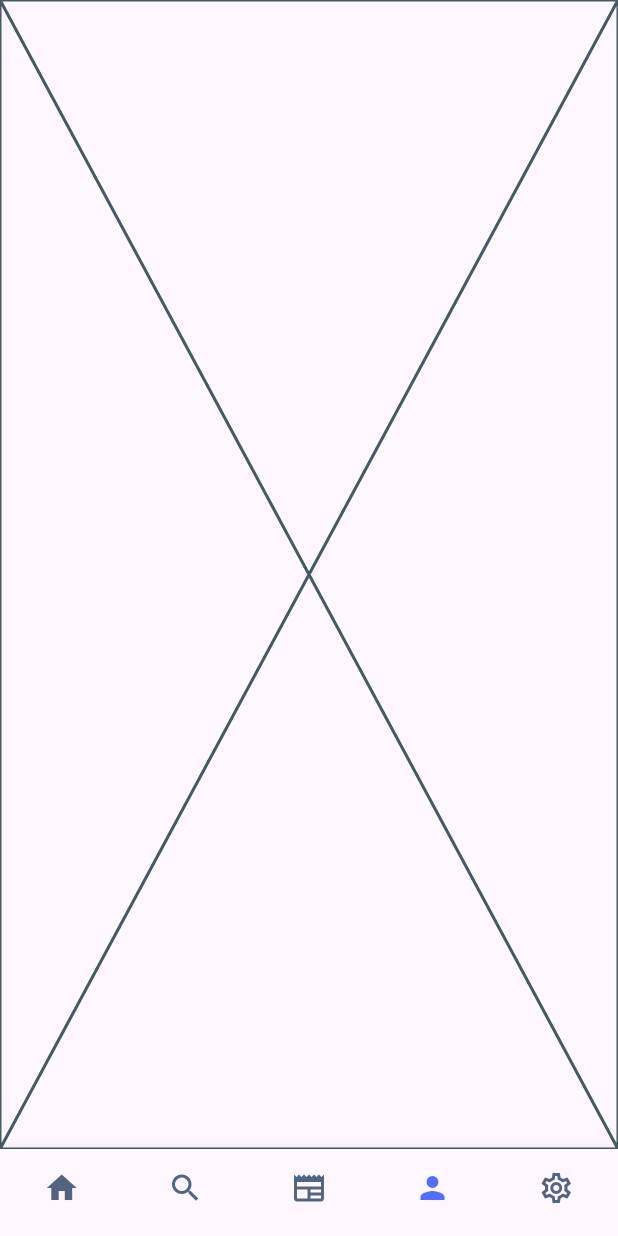
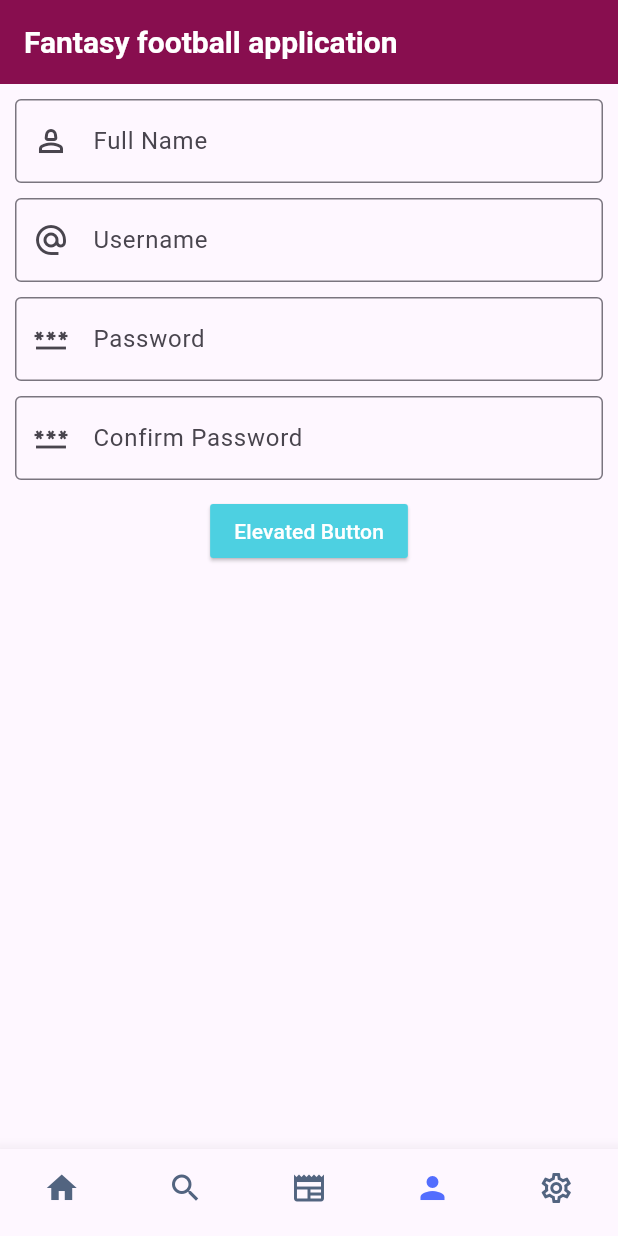
Before and after one commit to koomabenjamin/fantasy-mobile, a Flutter app: the screen it shows after launch, item 4 of the bottom bar chosen, on a phone screen of 412 x 824 dp. Run offline on Flutter 3.47's test engine with Material 2 defaults, Android fonts, the phone set to English and light mode, and no system bars; our stand-ins replace fluentui_icons, gap.

Commit message:
Add inputs to the profile-screen

```diff
--- a/lib/screens/newsfeed_card.dart
+++ b/lib/screens/newsfeed_card.dart
@@ -47,7 +47,7 @@ class NewsFeedCard extends StatelessWidget {
                               .copyWith(color: Colors.blue[800], fontSize: 14)),
                     ],
                   ),
-                  Text("widget"),
+                  const Text("widget"),
                 ],
               ),
             ],
--- a/lib/screens/profile_screen.dart
+++ b/lib/screens/profile_screen.dart
@@ -1,10 +1,72 @@
+import 'package:fantasy/utils/styles.dart';
 import 'package:flutter/material.dart';
+import 'package:gap/gap.dart';
 
 class ProfileScreen extends StatelessWidget {
   const ProfileScreen({super.key});
 
   @override
   Widget build(BuildContext context) {
-    return const Placeholder();
+    return Scaffold(
+      appBar: AppBar(
+        title: Text("Fantasy football application", style: Styles.textLg),
+        backgroundColor: Colors.pink[900],
+      ),
+      body: Container(
+        padding: EdgeInsets.all(10),
+        child: Column(
+          children: [
+            TextField(
+              obscureText: true,
+              decoration: InputDecoration(
+                  border: OutlineInputBorder(),
+                  labelText: 'Full Name',
+                  prefixIcon: Icon(Icons.person_2_outlined)),
+            ),
+            const Gap(10),
+            TextField(
+              obscureText: true,
+              decoration: InputDecoration(
+                  border: OutlineInputBorder(),
+                  labelText: 'Username',
+                  prefixIcon: Icon(Icons.alternate_email)),
+            ),
+            const Gap(10),
+            TextField(
+              obscureText: true,
+              decoration: InputDecoration(
+                  border: OutlineInputBorder(),
+                  labelText: 'Password',
+                  prefixIcon: Icon(Icons.password_outlined)),
+            ),
+            const Gap(10),
+            TextField(
+              obscureText: true,
+              decoration: InputDecoration(
+                  border: OutlineInputBorder(),
+                  labelText: 'Confirm Password',
+                  prefixIcon: Icon(Icons.password_outlined)),
+            ),
+            const Gap(10),
+            ElevatedButton(
+              onPressed: () {},
+              onLongPress: () {},
+              onFocusChange: (value) {},
+              onHover: (value) {},
+              style: ElevatedButton.styleFrom(
+                onPrimary: Colors.white,
+                primary: Colors.cyan[300],
+                minimumSize: const Size(88, 36),
+                padding: const EdgeInsets.symmetric(horizontal: 16),
+                shape: const RoundedRectangleBorder(
+                  borderRadius: BorderRadius.all(Radius.circular(2)),
+                ),
+              ),
+              child: const Text('Elevated Button'),
+            ),
+          ],
+        ),
+      ),
+    );
   }
 }
```
